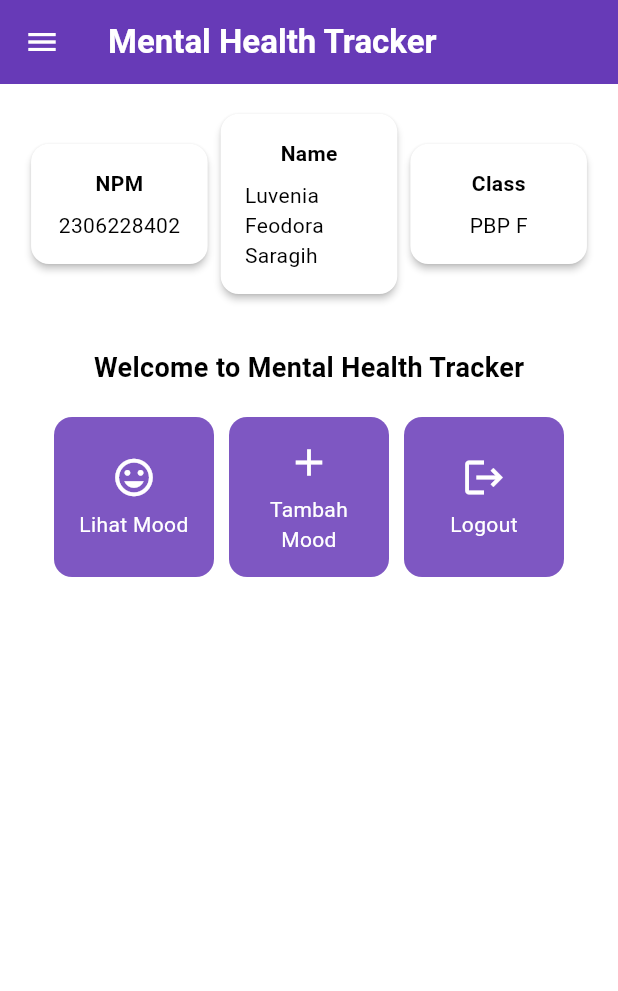
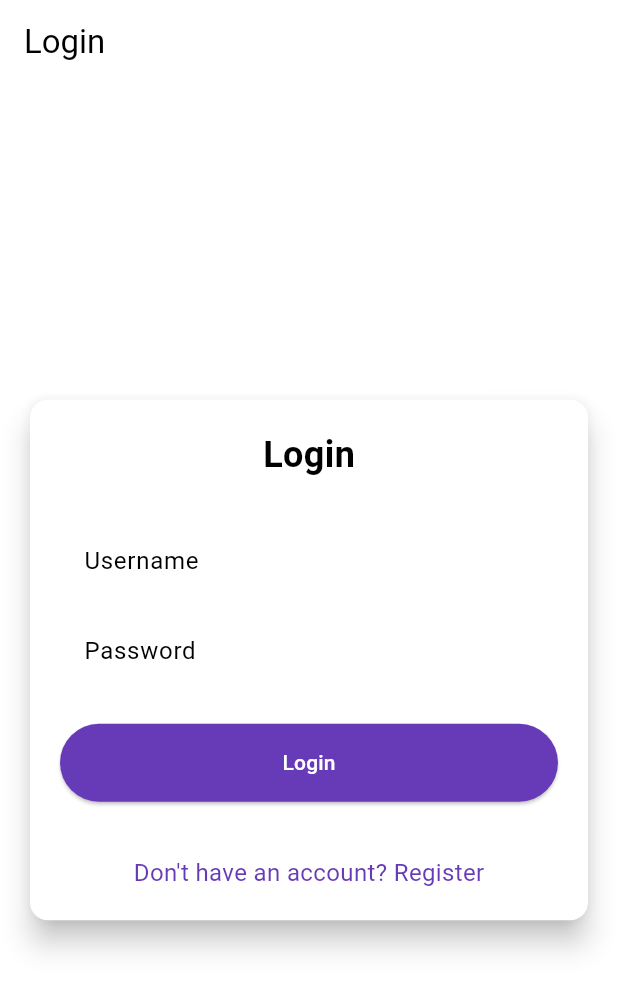
Before and after one commit to luveina/mentalhealthtracker_mobile, a Flutter app: the screen it shows after launch, on a phone screen of 412 x 824 dp. Shown: the top 991 px of the screen. Run offline on Flutter 3.47's test engine with Material 3 defaults, Android fonts, the phone set to English and light mode, and no system bars; missing offline and left inert: pbp_django_auth.

Commit message:
menyelesaikan tutorial 8

```diff
--- a/lib/main.dart
+++ b/lib/main.dart
@@ -1,5 +1,9 @@
 import 'package:flutter/material.dart';
 import 'package:mental_health_tracker/screens/menu.dart';
+import 'package:pbp_django_auth/pbp_django_auth.dart';
+import 'package:provider/provider.dart';
+import 'package:mental_health_tracker/screens/login.dart';
+
 
 void main() {
   runApp(const MyApp());
@@ -11,30 +15,21 @@ class MyApp extends StatelessWidget {
   // This widget is the root of your application.
   @override
   Widget build(BuildContext context) {
-    return MaterialApp(
-      title: 'Flutter Demo',
-      theme: ThemeData(
-        // This is the theme of your application.
-        //
-        // TRY THIS: Try running your application with "flutter run". You'll see
-        // the application has a purple toolbar. Then, without quitting the app,
-        // try changing the seedColor in the colorScheme below to Colors.green
-        // and then invoke "hot reload" (save your changes or press the "hot
-        // reload" button in a Flutter-supported IDE, or press "r" if you used
-        // the command line to start the app).
-        //
-        // Notice that the counter didn't reset back to zero; the application
-        // state is not lost during the reload. To reset the state, use hot
-        // restart instead.
-        //
-        // This works for code too, not just values: Most code changes can be
-        // tested with just a hot reload.
-        colorScheme: ColorScheme.fromSwatch(
-          primarySwatch: Colors.deepPurple,
-        ).copyWith(secondary: Colors.deepPurple[400]),
-        useMaterial3: true,
+    return Provider(
+      create: (_) {
+        CookieRequest request = CookieRequest();
+        return request;
+      },
+      child: MaterialApp(
+        title: 'Mental Health Tracker',
+        theme: ThemeData(
+          useMaterial3: true,
+          colorScheme: ColorScheme.fromSwatch(
+            primarySwatch: Colors.deepPurple,
+          ).copyWith(secondary: Colors.deepPurple[400]),
+        ),
+        home: const LoginPage(),
       ),
-      home: MyHomePage(),
     );
   }
 }
--- /dev/null
+++ b/lib/screens/login.dart
@@ -0,0 +1,181 @@
+import 'package:mental_health_tracker/screens/menu.dart';
+import 'package:flutter/material.dart';
+import 'package:pbp_django_auth/pbp_django_auth.dart';
+import 'package:provider/provider.dart';
+import 'package:mental_health_tracker/screens/register.dart';
+
+void main() {
+  runApp(const LoginApp());
+}
+
+class LoginApp extends StatelessWidget {
+  const LoginApp({super.key});
+
+  @override
+  Widget build(BuildContext context) {
+    return MaterialApp(
+      title: 'Login',
+      theme: ThemeData(
+        useMaterial3: true,
+        colorScheme: ColorScheme.fromSwatch(
+          primarySwatch: Colors.deepPurple,
+        ).copyWith(secondary: Colors.deepPurple[400]),
+      ),
+      home: const LoginPage(),
+    );
+  }
+}
+
+class LoginPage extends StatefulWidget {
+  const LoginPage({super.key});
+
+  @override
+  State<LoginPage> createState() => _LoginPageState();
+}
+
+class _LoginPageState extends State<LoginPage> {
+  final TextEditingController _usernameController = TextEditingController();
+  final TextEditingController _passwordController = TextEditingController();
+
+  @override
+  Widget build(BuildContext context) {
+    final request = context.watch<CookieRequest>();
+
+    return Scaffold(
+      appBar: AppBar(
+        title: const Text('Login'),
+      ),
+      body: Center(
+        child: SingleChildScrollView(
+          padding: const EdgeInsets.all(16.0),
+          child: Card(
+            elevation: 8,
+            shape: RoundedRectangleBorder(
+              borderRadius: BorderRadius.circular(12.0),
+            ),
+            child: Padding(
+              padding: const EdgeInsets.all(20.0),
+              child: Column(
+                mainAxisSize: MainAxisSize.min,
+                children: [
+                  const Text(
+                    'Login',
+                    style: TextStyle(
+                      fontSize: 24.0,
+                      fontWeight: FontWeight.bold,
+                    ),
+                  ),
+                  const SizedBox(height: 30.0),
+                  TextField(
+                    controller: _usernameController,
+                    decoration: const InputDecoration(
+                      labelText: 'Username',
+                      hintText: 'Enter your username',
+                      border: OutlineInputBorder(
+                        borderRadius: BorderRadius.all(Radius.circular(12.0)),
+                      ),
+                      contentPadding:
+                          EdgeInsets.symmetric(horizontal: 12.0, vertical: 8.0),
+                    ),
+                  ),
+                  const SizedBox(height: 12.0),
+                  TextField(
+                    controller: _passwordController,
+                    decoration: const InputDecoration(
+                      labelText: 'Password',
+                      hintText: 'Enter your password',
+                      border: OutlineInputBorder(
+                        borderRadius: BorderRadius.all(Radius.circular(12.0)),
+                      ),
+                      contentPadding:
+                          EdgeInsets.symmetric(horizontal: 12.0, vertical: 8.0),
+                    ),
+                    obscureText: true,
+                  ),
+                  const SizedBox(height: 24.0),
+                  ElevatedButton(
+                    onPressed: () async {
+                      String username = _usernameController.text;
+                      String password = _passwordController.text;
+
+                      // Cek kredensial
+                      // TODO: Ganti URL dan jangan lupa tambahkan trailing slash (/) di akhir URL!
+                      // Untuk menyambungkan Android emulator dengan Django pada localhost,
+                      // gunakan URL http://10.0.2.2/
+                      final response = await request
+                          .login("http://127.0.0.1:8000/auth/login/", {
+                        'username': username,
+                        'password': password,
+                      });
+
+                      if (request.loggedIn) {
+                        String message = response['message'];
+                        String uname = response['username'];
+                        if (context.mounted) {
+                          Navigator.pushReplacement(
+                            context,
+                            MaterialPageRoute(
+                                builder: (context) => MyHomePage()),
+                          );
+                          ScaffoldMessenger.of(context)
+                            ..hideCurrentSnackBar()
+                            ..showSnackBar(
+                              SnackBar(
+                                  content:
+                                      Text("$message Selamat datang, $uname.")),
+                            );
+                        }
+                      } else {
+                        if (context.mounted) {
+                          showDialog(
+                            context: context,
+                            builder: (context) => AlertDialog(
+                              title: const Text('Login Gagal'),
+                              content: Text(response['message']),
+                              actions: [
+                                TextButton(
+                                  child: const Text('OK'),
+                                  onPressed: () {
+                                    Navigator.pop(context);
+                                  },
+                                ),
+                              ],
+                            ),
+                          );
+                        }
+                      }
+                    },
+                    style: ElevatedButton.styleFrom(
+                      foregroundColor: Colors.white,
+                      minimumSize: Size(double.infinity, 50),
+                      backgroundColor: Theme.of(context).colorScheme.primary,
+                      padding: const EdgeInsets.symmetric(vertical: 16.0),
+                    ),
+                    child: const Text('Login'),
+                  ),
+                  const SizedBox(height: 36.0),
+                  GestureDetector(
+                    onTap: () {
+                      Navigator.push(
+                        context,
+                        MaterialPageRoute(
+                            builder: (context) => const RegisterPage()),
+                      );
+                    },
+                    child: Text(
+                      'Don\'t have an account? Register',
+                      style: TextStyle(
+                        color: Theme.of(context).colorScheme.primary,
+                        fontSize: 16.0,
+                      ),
+                    ),
+                  ),
+                ],
+              ),
+            ),
+          ),
+        ),
+      ),
+    );
+  }
+}
--- a/pubspec.yaml
+++ b/pubspec.yaml
@@ -35,6 +35,9 @@ dependencies:
   # The following adds the Cupertino Icons font to your application.
   # Use with the CupertinoIcons class for iOS style icons.
   cupertino_icons: ^1.0.8
+  provider: ^6.1.2
+  pbp_django_auth: ^0.4.0
+  http: ^1.2.2
 
 dev_dependencies:
   flutter_test:
```
Also changed, not shown: lib/models/mood_entry.dart (added, +65 -0 lines), lib/screens/list_moodentry.dart (added, +90 -0 lines), lib/screens/moodentry_form.dart (+34 -27 lines), lib/screens/register.dart (added, +166 -0 lines), lib/widgets/left_drawer.dart (+13 -0 lines), lib/widgets/mood_card.dart (+33 -1 lines), pubspec.lock, 2 other files.
